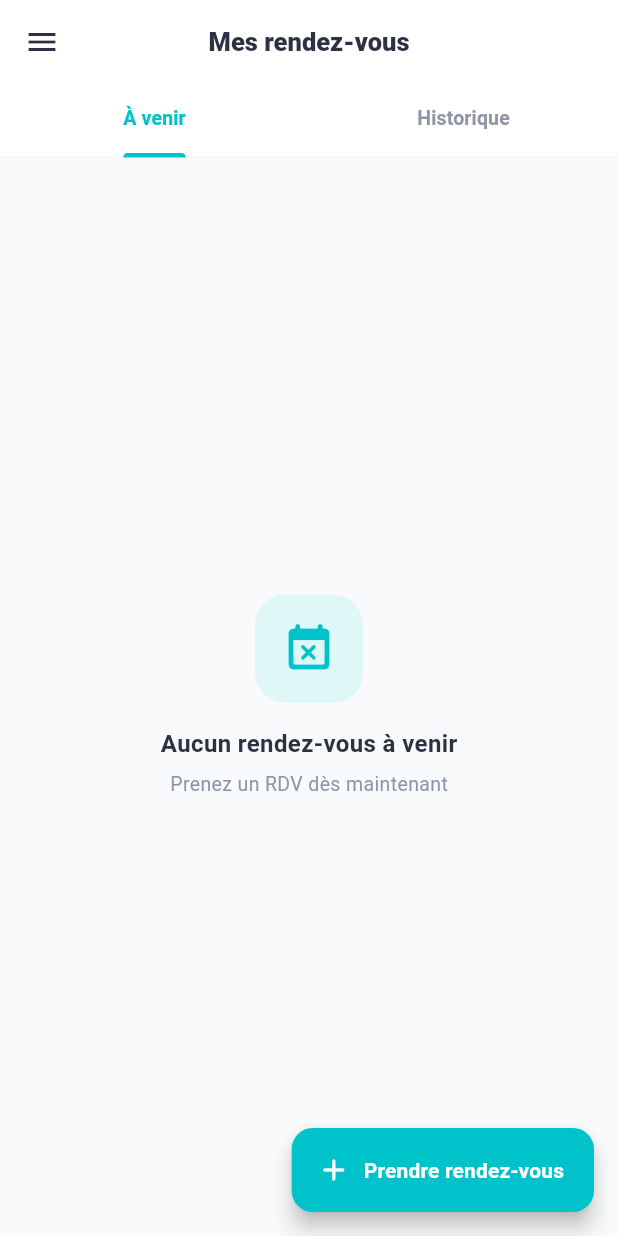
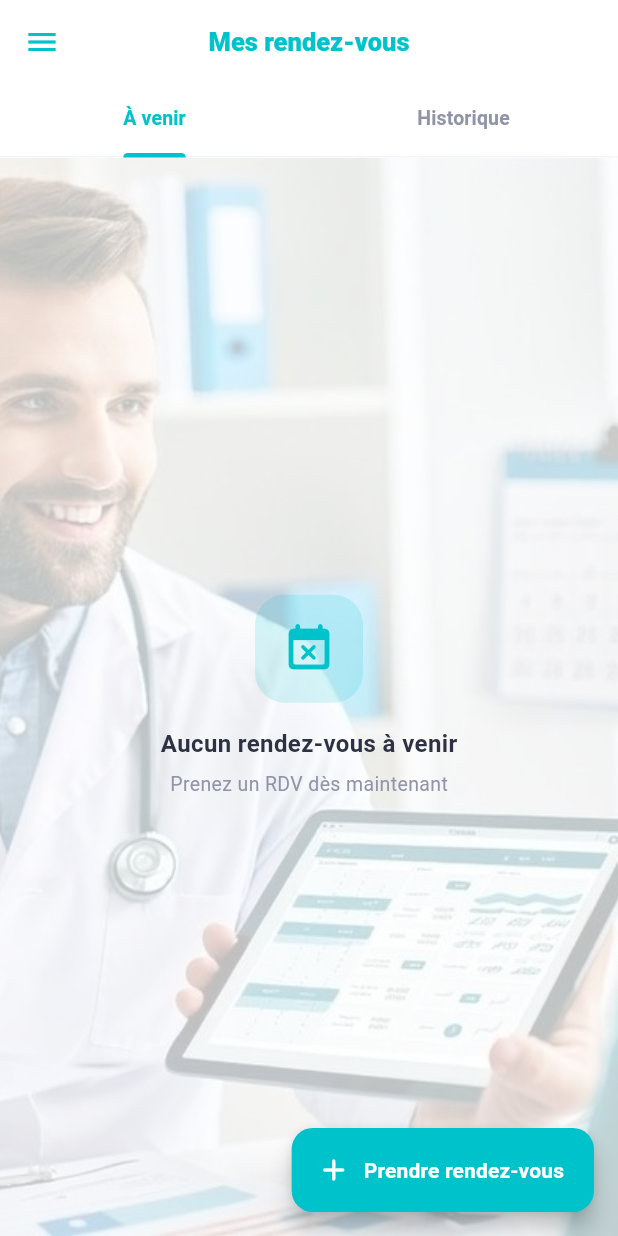
Before and after one commit to Edmund1er/LAMESSIN, a Flutter app: the MesRendezVousPage screen opened by its route, on a phone screen of 412 x 824 dp. Run offline on Flutter 3.47's test engine with Material 3 defaults, Android fonts, the phone set to English and light mode, and no system bars; our stand-ins replace firebase_core, firebase_messaging, flutter_local_notifications, geolocator, shared_preferences; accounts and stored records are empty; network calls fail.

Commit message:
modification de rendez-vous et création de detail rendez-vous et du fond des deux pages

```diff
--- a/lamessin_flutter/lib/PAGES_/PATIENT_/mes_rendez_vous_page.dart
+++ b/lamessin_flutter/lib/PAGES_/PATIENT_/mes_rendez_vous_page.dart
@@ -1,9 +1,10 @@
 import 'package:flutter/material.dart';
-import '../../SERVICES_/patient_service.dart'; // CORRECTION
+import '../../SERVICES_/patient_service.dart';
 import '../../WIDGETS_/menu_navigation.dart';
 import '../../MODELS_/rendezvous_model.dart';
 import '../../MODELS_/utilisateur_model.dart';
 import '../../THEME_/app_theme.dart';
+import 'detail_rdv_page.dart';
 
 class MesRendezVousPage extends StatefulWidget {
   const MesRendezVousPage({super.key});
@@ -12,6 +13,7 @@ class MesRendezVousPage extends StatefulWidget {
 }
 
 class _MesRendezVousPageState extends State<MesRendezVousPage> {
+  static const Color _brandColor = Color(0xFF00C2CB);
   List<RendezVous> _tousMesRDV = [];
   bool _chargement = true;
 
@@ -21,7 +23,7 @@ class _MesRendezVousPageState extends State<MesRendezVousPage> {
   Future<void> _recupererRendezVous() async {
     setState(() => _chargement = true);
     try {
-      final List<RendezVous> data = await PatientService.getMesRendezVous(); // CORRECTION
+      final List<RendezVous> data = await PatientService.getMesRendezVous();
       setState(() { _tousMesRDV = data; _chargement = false; });
     } catch (e) {
       setState(() => _chargement = false);
@@ -30,9 +32,18 @@ class _MesRendezVousPageState extends State<MesRendezVousPage> {
   }
 
   Future<void> _annulerRDV(int id) async {
-    bool succes = await PatientService.annulerRendezVous(id); // CORRECTION
+    bool succes = await PatientService.annulerRendezVous(id);
     if (succes) { _msg("Rendez-vous annulé", AppColors.warning); _recupererRendezVous(); }
     else _msg("Erreur lors de l'annulation", AppColors.danger);
+  }
+
+  void _voirDetails(RendezVous rdv) {
+    Navigator.push(
+      context,
+      MaterialPageRoute(
+        builder: (context) => DetailRdvPage(rendezVous: rdv),
+      ),
+    );
   }
 
   List<RendezVous> get _rdvFuturs {
@@ -56,21 +67,21 @@ class _MesRendezVousPageState extends State<MesRendezVousPage> {
     return DefaultTabController(
       length: 2,
       child: Scaffold(
-        backgroundColor: AppColors.background,
+        backgroundColor: Colors.transparent,
         drawer: const MenuNavigation(),
         appBar: AppBar(
-          backgroundColor: AppColors.surface,
+          backgroundColor: Colors.white.withOpacity(0.85),
           elevation: 0,
           centerTitle: true,
-          iconTheme: const IconThemeData(color: AppColors.textPrimary),
+          iconTheme: const IconThemeData(color: _brandColor),
           title: const Text("Mes rendez-vous",
               style: TextStyle(fontSize: 17, fontWeight: FontWeight.w800,
-                  color: AppColors.textPrimary)),
+                  color: Color(0xFF00C2CB))),
           bottom: TabBar(
-            labelColor: AppColors.primary,
+            labelColor: _brandColor,
             unselectedLabelColor: AppColors.textSecondary,
             labelStyle: const TextStyle(fontWeight: FontWeight.w700, fontSize: 13),
-            indicatorColor: AppColors.primary,
+            indicatorColor: _brandColor,
             indicatorWeight: 3,
             indicatorSize: TabBarIndicatorSize.label,
             dividerColor: AppColors.borderLight,
@@ -80,15 +91,26 @@ class _MesRendezVousPageState extends State<MesRendezVousPage> {
             ],
           ),
         ),
-        body: _chargement
-            ? const Center(child: CircularProgressIndicator(color: AppColors.primary))
-            : TabBarView(children: [
-                _buildListe(_rdvFuturs, estAncien: false),
-                _buildListe(_rdvPassesOuAnnules, estAncien: true),
-              ]),
+        body: Container(
+          decoration: const BoxDecoration(
+            image: DecorationImage(
+              image: AssetImage("assets/images/rdv.jpeg"),
+              fit: BoxFit.cover,
+            ),
+          ),
+          child: Container(
+            color: Colors.white.withOpacity(0.75),
+            child: _chargement
+                ? const Center(child: CircularProgressIndicator(color: _brandColor))
+                : TabBarView(children: [
+                    _buildListe(_rdvFuturs, estAncien: false),
+                    _buildListe(_rdvPassesOuAnnules, estAncien: true),
+                  ]),
+          ),
+        ),
         floatingActionButton: FloatingActionButton.extended(
           onPressed: () => Navigator.pushNamed(context, '/rendez_vous_page'),
-          backgroundColor: AppColors.primary,
+          backgroundColor: _brandColor,
           shape: RoundedRectangleBorder(borderRadius: BorderRadius.circular(14)),
           label: const Text("Prendre rendez-vous",
               style: TextStyle(color: Colors.white, fontWeight: FontWeight.w700)),
@@ -102,7 +124,7 @@ class _MesRendezVousPageState extends State<MesRendezVousPage> {
     if (liste.isEmpty) return _buildEmpty(estAncien);
     return RefreshIndicator(
       onRefresh: _recupererRendezVous,
-      color: AppColors.primary,
+      color: _brandColor,
       child: ListView.builder(
         padding: const EdgeInsets.only(left: 16, right: 16, top: 20, bottom: 100),
         itemCount: liste.length,
@@ -121,7 +143,7 @@ class _MesRendezVousPageState extends State<MesRendezVousPage> {
       child: Container(
         margin: const EdgeInsets.only(bottom: 14),
         decoration: BoxDecoration(
-          color: estAVenir ? AppColors.primary : AppColors.surface,
+          color: estAVenir ? _brandColor : Colors.white.withOpacity(0.85),
           borderRadius: BorderRadius.circular(20),
           border: estAVenir ? null
               : Border.all(color: AppColors.borderLight, width: 1),
@@ -134,11 +156,11 @@ class _MesRendezVousPageState extends State<MesRendezVousPage> {
                 width: 44, height: 44,
                 decoration: BoxDecoration(
                   color: estAVenir
-                      ? Colors.white.withOpacity(0.2) : AppColors.primaryLight,
+                      ? Colors.white.withOpacity(0.2) : _brandColor.withOpacity(0.15),
                   borderRadius: BorderRadius.circular(12),
                 ),
                 child: Icon(Icons.person_rounded,
-                    color: estAVenir ? Colors.white : AppColors.primary,
+                    color: estAVenir ? Colors.white : _brandColor,
                     size: 22),
               ),
               const SizedBox(width: 12),
@@ -160,7 +182,7 @@ class _MesRendezVousPageState extends State<MesRendezVousPage> {
               padding: const EdgeInsets.all(10),
               decoration: BoxDecoration(
                 color: estAVenir
-                    ? Colors.white.withOpacity(0.12) : AppColors.background,
+                    ? Colors.white.withOpacity(0.12) : AppColors.background.withOpacity(0.7),
                 borderRadius: BorderRadius.circular(10),
               ),
               child: Row(children: [
@@ -201,16 +223,16 @@ class _MesRendezVousPageState extends State<MesRendezVousPage> {
                 const SizedBox(width: 10),
                 Expanded(
                   child: ElevatedButton(
-                    onPressed: () {},
+                    onPressed: () => _voirDetails(rdv),
                     style: ElevatedButton.styleFrom(
                       backgroundColor: Colors.white,
-                      foregroundColor: AppColors.primary,
+                      foregroundColor: _brandColor,
                       shape: RoundedRectangleBorder(
                           borderRadius: BorderRadius.circular(10)),
                       padding: const EdgeInsets.symmetric(vertical: 10),
                       elevation: 0,
                     ),
-                    child: const Text("Check in",
+                    child: const Text("Voir",
                         style: TextStyle(fontWeight: FontWeight.w700, fontSize: 13)),
                   ),
                 ),
@@ -228,11 +250,11 @@ class _MesRendezVousPageState extends State<MesRendezVousPage> {
         Container(
           width: 72, height: 72,
           decoration: BoxDecoration(
-            color: AppColors.primaryLight,
+            color: _brandColor.withOpacity(0.15),
             borderRadius: BorderRadius.circular(20),
           ),
           child: Icon(estAncien ? Icons.folder_open_rounded : Icons.event_busy_rounded,
-              size: 36, color: AppColors.primary),
+              size: 36, color: _brandColor),
         ),
         const SizedBox(height: 16),
         Text(estAncien ? "Historique vide" : "Aucun rendez-vous à venir",
--- a/lamessin_flutter/pubspec.yaml
+++ b/lamessin_flutter/pubspec.yaml
@@ -75,7 +75,7 @@ flutter:
     - assets/images/login.jpeg
     - assets/images/register.jpeg
     - assets/images/fond_patient.jpg
-
+    - assets/images/rdv.jpeg
 
 
 
```
Also changed, not shown: lamessin_flutter/lib/PAGES_/PATIENT_/detail_rdv_page.dart (added, +206 -0 lines), lamessin_flutter/lib/PAGES_/PATIENT_/prise_rdv_patient.dart (+22 -10 lines), lamessin_flutter/assets/images/rdv.jpeg (added).
